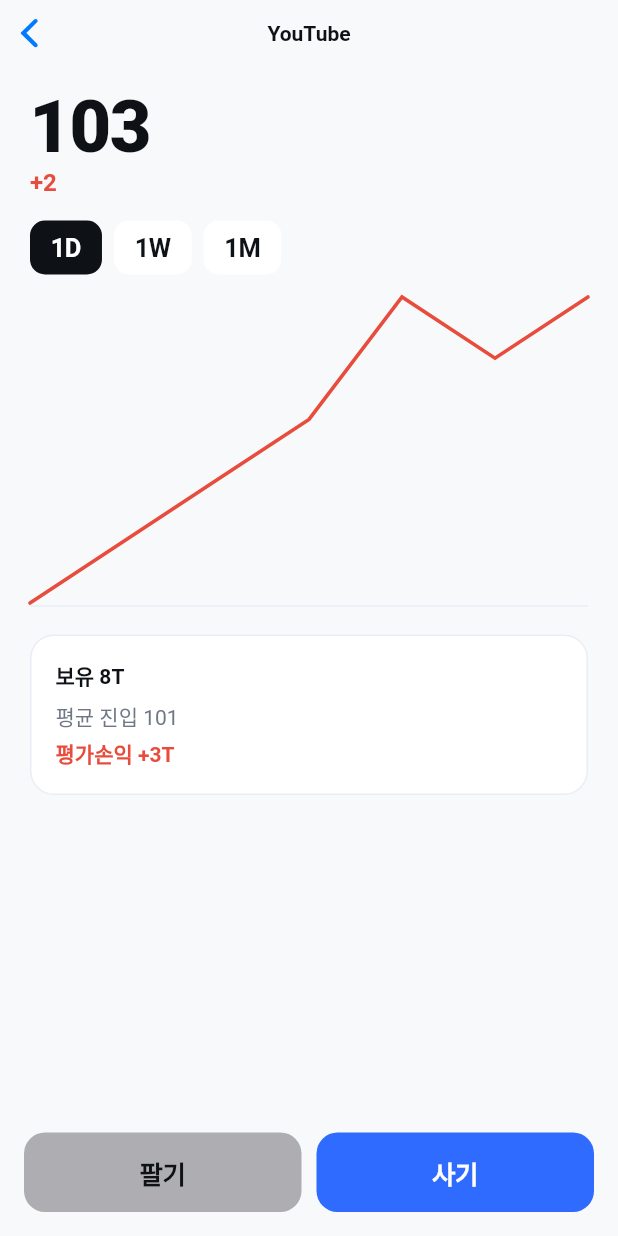
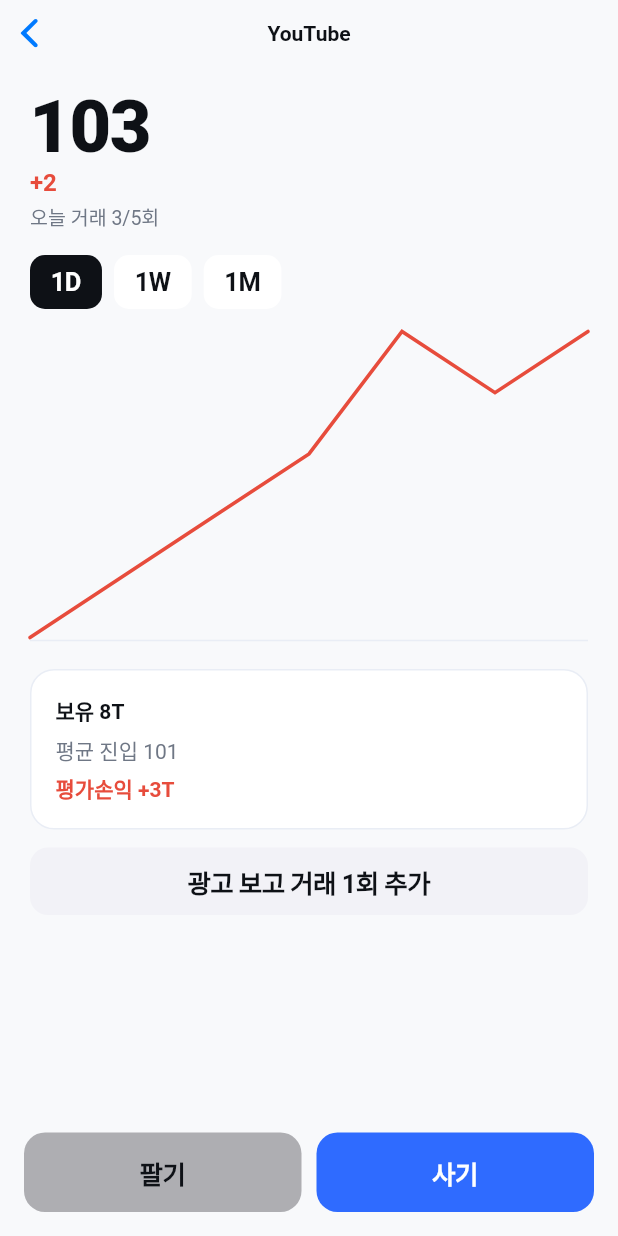
Before and after one commit to Cozystone/WETHUS2, a Flutter app: the SymbolDetailScreen screen opened directly with sample values from the repository, on a phone screen of 412 x 824 dp. Run offline on Flutter 3.47's test engine with Material 3 defaults, Android fonts, the phone set to English and light mode, and no system bars.

Commit message:
feat(timevest): improve detail interactions with trade limits and cooldown

```diff
--- a/TIMONEY/lib/features/market/symbol_detail_screen.dart
+++ b/TIMONEY/lib/features/market/symbol_detail_screen.dart
@@ -12,7 +12,15 @@
 }
 
 class _SymbolDetailScreenState extends State<SymbolDetailScreen> {
-  int selected = 0; // 0 1D, 1 1W, 2 1M
+  int selected = 0; // 0:1D 1:1W 2:1M
+  int tradesUsed = 3;
+  bool adUsed = false;
+  int positionT = 8;
+  int avgEntry = 101;
+  DateTime? cooldownUntil;
+
+  bool get canTrade => cooldownUntil == null || DateTime.now().isAfter(cooldownUntil!);
+  int get maxTrades => adUsed ? 6 : 5;
 
   @override
   Widget build(BuildContext context) {
@@ -30,27 +38,47 @@
         child: Stack(
           children: [
             ListView(
-              padding: const EdgeInsets.fromLTRB(20, 12, 20, 120),
+              padding: const EdgeInsets.fromLTRB(20, 12, 20, 130),
               children: [
                 Text('${widget.symbol.price}', style: const TextStyle(fontSize: 48, fontWeight: FontWeight.w800, letterSpacing: -1.0)),
                 Text('${widget.symbol.delta >= 0 ? '+' : ''}${widget.symbol.delta}', style: TextStyle(fontSize: 16, color: deltaColor, fontWeight: FontWeight.w700)),
+                const SizedBox(height: 4),
+                Text('오늘 거래 $tradesUsed/$maxTrades회', style: const TextStyle(fontSize: 13, color: AppColors.subText)),
+                if (!canTrade) ...[
+                  const SizedBox(height: 4),
+                  const Text('쿨다운 중 · 약 5분 후 다시 거래 가능', style: TextStyle(fontSize: 13, color: AppColors.subText)),
+                ],
                 const SizedBox(height: 16),
                 _periodTabs(),
                 const SizedBox(height: 12),
                 MiniLineChart(points: _periodSeries(widget.symbol.spark), color: deltaColor, height: 210),
                 const SizedBox(height: 18),
-                _PositionCard(symbol: widget.symbol),
+                _PositionCard(positionT: positionT, avgEntry: avgEntry),
+                const SizedBox(height: 12),
+                if (!adUsed)
+                  CupertinoButton(
+                    padding: const EdgeInsets.symmetric(horizontal: 14, vertical: 10),
+                    color: CupertinoColors.systemGrey6,
+                    borderRadius: BorderRadius.circular(12),
+                    onPressed: () {
+                      setState(() => adUsed = true);
+                      _toast('광고 보상으로 당일 거래권 +1회 지급');
+                    },
+                    child: const Text('광고 보고 거래 1회 추가', style: TextStyle(color: AppColors.text, fontWeight: FontWeight.w600)),
+                  ),
               ],
             ),
             Positioned(
               left: 16,
               right: 16,
               bottom: 16,
-              child: Row(children: [
-                Expanded(child: _actionButton('팔기', CupertinoColors.systemGrey2, () => _tradeSheet(false))),
-                const SizedBox(width: 10),
-                Expanded(child: _actionButton('사기', AppColors.accent, () => _tradeSheet(true), textColor: CupertinoColors.white)),
-              ]),
+              child: Row(
+                children: [
+                  Expanded(child: _actionButton('팔기', CupertinoColors.systemGrey2, () => _tradeSheet(false))),
+                  const SizedBox(width: 10),
+                  Expanded(child: _actionButton('사기', AppColors.accent, () => _tradeSheet(true), textColor: CupertinoColors.white)),
+                ],
+              ),
             ),
           ],
         ),
@@ -95,16 +123,53 @@
   }
 
   void _tradeSheet(bool isBuy) {
+    if (tradesUsed >= maxTrades) {
+      _toast('오늘 거래 한도를 모두 사용했어요');
+      return;
+    }
+    if (!canTrade) {
+      _toast('쿨다운 중입니다. 잠시 후 다시 시도해주세요');
+      return;
+    }
+
     showCupertinoModalPopup(
       context: context,
-      builder: (_) => _TradeSheet(symbol: widget.symbol, isBuy: isBuy),
+      builder: (_) => _TradeSheet(
+        symbol: widget.symbol,
+        isBuy: isBuy,
+        onTrade: (t) {
+          setState(() {
+            tradesUsed += 1;
+            cooldownUntil = DateTime.now().add(const Duration(minutes: 5));
+            if (isBuy) {
+              positionT += t;
+            } else {
+              positionT = (positionT - t).clamp(0, 9999);
+            }
+          });
+          _toast('${t}T ${isBuy ? '매수' : '매도'} 체결');
+        },
+      ),
+    );
+  }
+
+  void _toast(String text) {
+    showCupertinoDialog(
+      context: context,
+      builder: (_) => CupertinoAlertDialog(
+        content: Text(text),
+        actions: [
+          CupertinoDialogAction(onPressed: () => Navigator.pop(context), child: const Text('확인')),
+        ],
+      ),
     );
   }
 }
 
 class _PositionCard extends StatelessWidget {
-  final SymbolQuote symbol;
-  const _PositionCard({required this.symbol});
+  final int positionT;
+  final int avgEntry;
+  const _PositionCard({required this.positionT, required this.avgEntry});
 
   @override
   Widget build(BuildContext context) {
@@ -115,14 +180,14 @@
         borderRadius: BorderRadius.circular(16),
         border: Border.all(color: AppColors.line),
       ),
-      child: const Column(
+      child: Column(
         crossAxisAlignment: CrossAxisAlignment.start,
         children: [
-          Text('보유 8T', style: TextStyle(fontWeight: FontWeight.w700)),
-          SizedBox(height: 6),
-          Text('평균 진입 101', style: TextStyle(color: AppColors.subText)),
-          SizedBox(height: 4),
-          Text('평가손익 +3T', style: TextStyle(color: AppColors.up, fontWeight: FontWeight.w600)),
+          Text('보유 ${positionT}T', style: const TextStyle(fontWeight: FontWeight.w700)),
+          const SizedBox(height: 6),
+          Text('평균 진입 $avgEntry', style: const TextStyle(color: AppColors.subText)),
+          const SizedBox(height: 4),
+          const Text('평가손익 +3T', style: TextStyle(color: AppColors.up, fontWeight: FontWeight.w600)),
         ],
       ),
     );
@@ -132,7 +197,8 @@
 class _TradeSheet extends StatelessWidget {
   final bool isBuy;
   final SymbolQuote symbol;
-  const _TradeSheet({required this.symbol, required this.isBuy});
+  final void Function(int t) onTrade;
+  const _TradeSheet({required this.symbol, required this.isBuy, required this.onTrade});
 
   @override
   Widget build(BuildContext context) {
@@ -163,7 +229,7 @@
                           borderRadius: BorderRadius.circular(10),
                           onPressed: () {
                             Navigator.pop(context);
-                            _toast(context, '${v}T ${isBuy ? '매수' : '매도'} 체결');
+                            onTrade(v);
                           },
                           child: Text('${v}T', style: const TextStyle(color: AppColors.text, fontWeight: FontWeight.w700)),
                         ))
@@ -185,16 +251,4 @@
       ),
     );
   }
-
-  void _toast(BuildContext context, String text) {
-    showCupertinoDialog(
-      context: context,
-      builder: (_) => CupertinoAlertDialog(
-        content: Text(text),
-        actions: [
-          CupertinoDialogAction(onPressed: () => Navigator.pop(context), child: const Text('확인')),
-        ],
-      ),
-    );
-  }
 }
```
Also changed, not shown: 1 other file.
